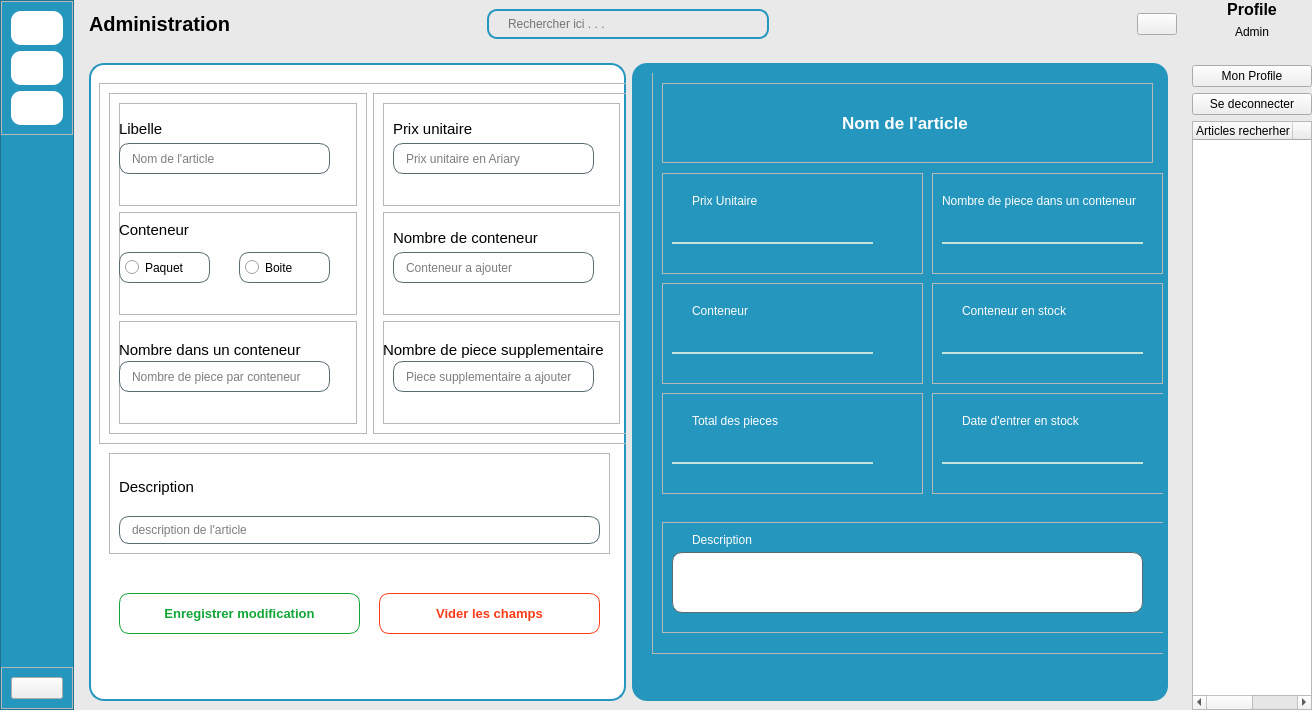
ninohantonio/Store-Management, file views/auth/main_login.ui: the form before one commit.
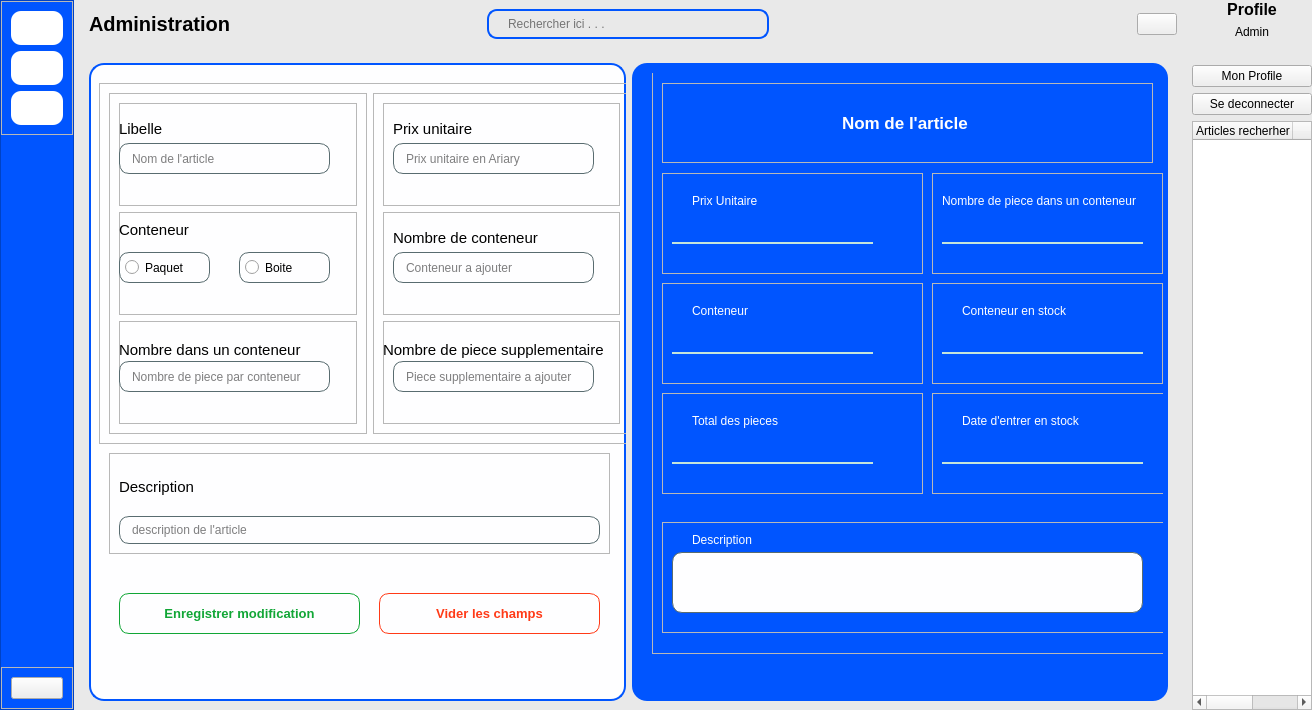
The form after the commit. Icons and pictures are not drawn. Custom widgets are drawn as their Qt base class.

Commit message: ui login form

```diff
--- a/views/auth/main_login.ui
+++ b/views/auth/main_login.ui
@@ -21,7 +21,7 @@
 
 #search_frame{
 	border-radius: 10px;
-	border: 2px solid #2596be;
+	border: 2px solid rgb(0, 85, 255);
 }
 
 #search_field{
@@ -52,7 +52,7 @@
 	background: #fefeff;
 }
 #affichage1{
-	background: #2596be;
+	background-color: rgb(0, 85, 255);
 	border-radius: 15px;
 }
 
@@ -73,7 +73,7 @@
 #formulaire1{
 	background: #fefeff;
 	border-radius: 15px;
-	border: 2px solid  #2596be;
+	border: 2px solid rgb(0, 85, 255);
 }
 
 #submitBtn{
@@ -94,6 +94,8 @@
 	text-align: center;
 }
 
+
+
 </string>
    </property>
    <layout class="QHBoxLayout" name="horizontalLayout_3">
@@ -143,7 +145,7 @@
            <widget class="QFrame" name="frame">
             <property name="styleSheet">
              <string notr="true">#frame{
-	background-color:  #2596be;
+	background-color: rgb(0, 85, 255);
 }</string>
             </property>
             <property name="frameShape">
@@ -970,6 +972,9 @@
                             <bold>true</bold>
                            </font>
                           </property>
+                          <property name="text">
+                           <string/>
+                          </property>
                          </widget>
                         </widget>
                         <widget class="QFrame" name="frame_16">
```
The commit also changes 15 other files.
